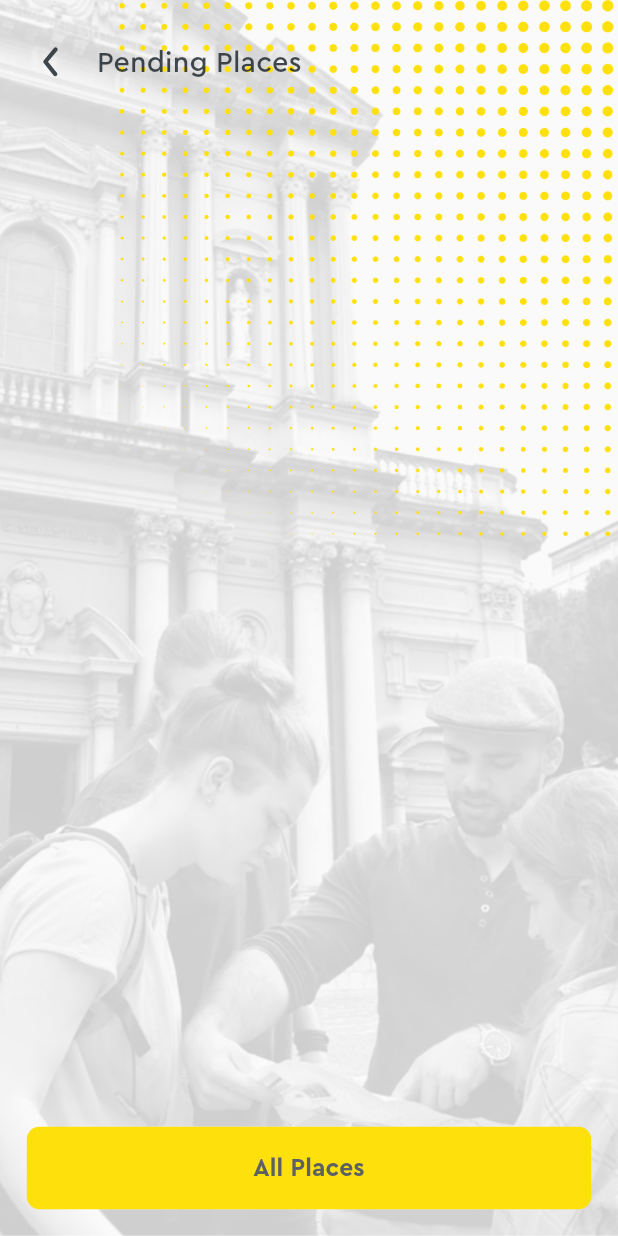
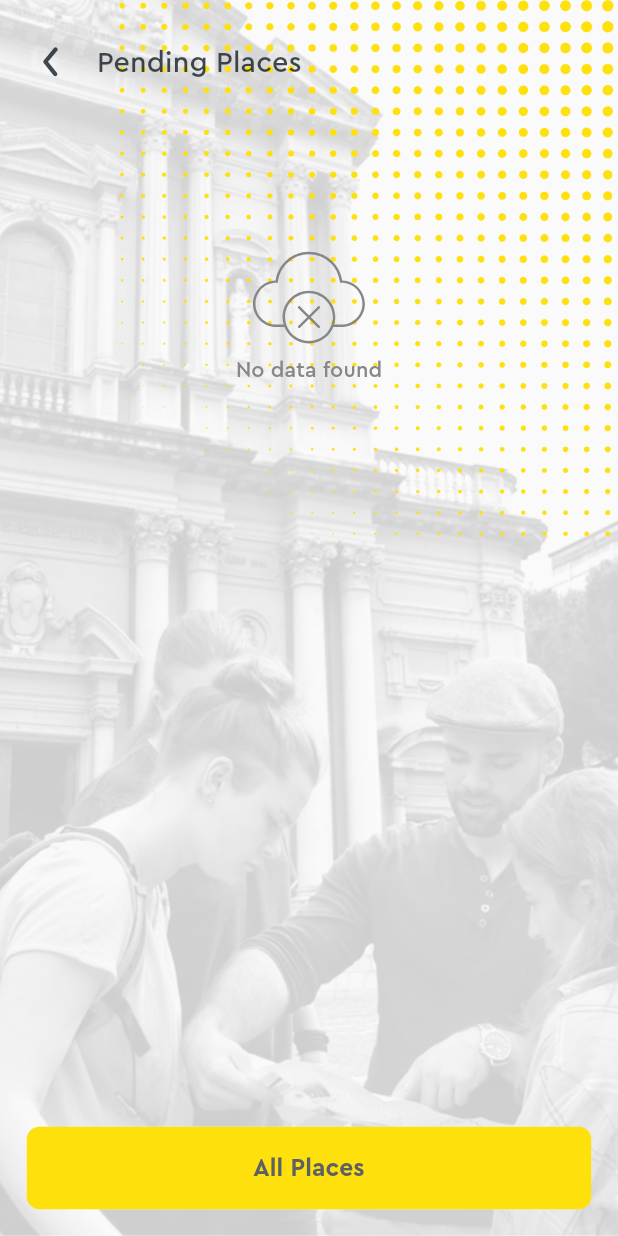
Before and after one commit to fahad-git102/AroundEU-Flutter, a Flutter app: the AdminHomeScreen screen opened by its route, after a tap on "Manage Places", on a phone screen of 412 x 824 dp. Run offline on Flutter 3.47's test engine with Material 3 defaults, Android fonts, the phone set to English and light mode, and no system bars; our stand-ins replace cached_network_image, country_code_picker, country_picker, dropdown_button2, easy_localization, firebase_auth and 13 more; missing offline and left inert: file_saver, flutter_pdfview, google_geocoding_api, syncfusion_flutter_pdfviewer; accounts and stored records are empty; network calls fail.

Commit message:
manage places completed

```diff
--- a/lib/app/routes.dart
+++ b/lib/app/routes.dart
@@ -1,5 +1,6 @@
 
 import 'package:groupchat/views/admin_screens/add_new_country_screen.dart';
+import 'package:groupchat/views/admin_screens/all_places_screen.dart';
 import 'package:groupchat/views/admin_screens/manage_business_list_screen.dart';
 import 'package:groupchat/views/admin_screens/manage_places_screen.dart';
 import 'package:groupchat/views/auth/forgot_password_screen.dart';
@@ -56,6 +57,7 @@ getRoutes(){
     AddNewCompanyScreen.route: (context) => AddNewCompanyScreen(),
     ManageBusinessListScreen.route: (context) => ManageBusinessListScreen(),
     AddNewCountryScreen.route: (context) => AddNewCountryScreen(),
-    ManagePlacesScreen.route: (context) => ManagePlacesScreen()
+    ManagePlacesScreen.route: (context) => ManagePlacesScreen(),
+    AllPlacesScreen.route: (context) => AllPlacesScreen()
   };
 }
--- /dev/null
+++ b/lib/component_library/image_widgets/no_data_widget.dart
@@ -0,0 +1,24 @@
+import 'package:easy_localization/easy_localization.dart';
+import 'package:flutter/cupertino.dart';
+import 'package:flutter_svg/flutter_svg.dart';
+import 'package:groupchat/component_library/text_widgets/small_light_text.dart';
+import 'package:groupchat/core/app_colors.dart';
+import 'package:groupchat/core/assets_names.dart';
+import 'package:sizer/sizer.dart';
+
+class NoDataWidget extends StatelessWidget{
+  @override
+  Widget build(BuildContext context) {
+    return Column(
+      crossAxisAlignment: CrossAxisAlignment.center,
+      children: [
+        SvgPicture.asset(Images.noDataIcon, height: 55.sp, width: 55.sp, color: AppColors.fadedTextColor,),
+        SmallLightText(
+          title: "No data found".tr(),
+          textColor: AppColors.fadedTextColor,
+        )
+      ],
+    );
+  }
+
+}
--- a/lib/core/app_colors.dart
+++ b/lib/core/app_colors.dart
@@ -20,4 +20,5 @@ class AppColors{
   static Color red = const Color(0xff880f0f);
   static Color mainColorDark = const Color(0xff695d09);
   static Color blue = const Color(0xff46599E);
+  static Color green = const Color(0xff517A00);
 }
--- a/lib/core/assets_names.dart
+++ b/lib/core/assets_names.dart
@@ -37,6 +37,7 @@ class Images{
 
   // constant icons
   static String backIcon = 'assets/constant_icons/back.svg';
+  static String noDataIcon = 'assets/constant_icons/no_data.svg';
   static String deleteIcon = 'assets/constant_icons/delete_icon.svg';
   static String noImagePlaceHolder = 'assets/constant_icons/no_image.jpg';
   static String successGreenIcon = 'assets/constant_icons/success_green.svg';
--- a/lib/repositories/business_list_repository.dart
+++ b/lib/repositories/business_list_repository.dart
@@ -27,7 +27,9 @@ class BusinessListRepository{
         .equalTo(false)
         .onValue
         .map((event) {
-      final data = Map<String, dynamic>.from(event.snapshot.value as Map);
+      final data = event.snapshot.value != null
+          ? Map<String, dynamic>.from(event.snapshot.value as Map)
+          : {};
       return data.map((key, value) => MapEntry(key, BusinessList.fromMap(Map<String, dynamic>.from(value))));
     });
   }
--- a/lib/repositories/categories_repository.dart
+++ b/lib/repositories/categories_repository.dart
@@ -24,7 +24,9 @@ class CategoriesRepository{
         .equalTo(myCountry)
         .onValue
         .map((event) {
-      final data = Map<String, dynamic>.from(event.snapshot.value as Map);
+      final data = event.snapshot.value != null
+          ? Map<String, dynamic>.from(event.snapshot.value as Map)
+          : {};
       return data.map((key, value) => MapEntry(key, CategoryModel.fromMap(Map<String, dynamic>.from(value))));
     });
   }
--- a/lib/repositories/companies_repository.dart
+++ b/lib/repositories/companies_repository.dart
@@ -64,7 +64,9 @@ class CompanyRepository {
   Stream<Map<String, CompanyModel>> getCompaniesStream() {
     final DatabaseReference dbRef = FirebaseDatabase.instance.ref();
     return dbRef.child(companies).onValue.map((event) {
-      final data = Map<String, dynamic>.from(event.snapshot.value as Map);
+      final data = event.snapshot.value != null
+          ? Map<String, dynamic>.from(event.snapshot.value as Map)
+          : {};
       return data.map((key, value) => MapEntry(
           key, CompanyModel.fromMap(Map<String, dynamic>.from(value))));
     });
@@ -78,7 +80,9 @@ class CompanyRepository {
         .equalTo(Auth().currentUser?.uid)
         .onValue
         .map((event) {
-      final data = Map<String, dynamic>.from(event.snapshot.value as Map);
+      final data = event.snapshot.value != null
+          ? Map<String, dynamic>.from(event.snapshot.value as Map)
+          : {};
       return data.map((key, value) => MapEntry(
           key, CompanyTimeScheduled.fromMap(Map<String, dynamic>.from(value))));
     });
--- a/lib/repositories/contacts_repository.dart
+++ b/lib/repositories/contacts_repository.dart
@@ -20,7 +20,9 @@ class ContactsRepository{
     return dbRef.child(emergency)
         .onValue
         .map((event) {
-      final data = Map<String, dynamic>.from(event.snapshot.value as Map);
+      final data = event.snapshot.value != null
+          ? Map<String, dynamic>.from(event.snapshot.value as Map)
+          : {};
       return data.map((key, value) => MapEntry(key, EmergencyContactModel.fromMap(Map<String, dynamic>.from(value))));
     });
   }
--- a/lib/repositories/news_repository.dart
+++ b/lib/repositories/news_repository.dart
@@ -23,7 +23,9 @@ class NewsRepository{
         .equalTo(myCountry)
         .onValue
         .map((event) {
-      final data = Map<String, dynamic>.from(event.snapshot.value as Map);
+      final data = event.snapshot.value != null
+          ? Map<String, dynamic>.from(event.snapshot.value as Map)
+          : {};
       return data.map((key, value) => MapEntry(key, NewsModel.fromMap(Map<String, dynamic>.from(value))));
     });
   }
--- a/lib/repositories/places_repository.dart
+++ b/lib/repositories/places_repository.dart
@@ -1,10 +1,6 @@
-import 'package:easy_localization/easy_localization.dart';
 import 'package:firebase_database/firebase_database.dart';
 import 'package:flutter/cupertino.dart';
-import 'package:flutter/foundation.dart';
-
 import '../core/static_keys.dart';
-import '../core/utilities_class.dart';
 import '../data/places_model.dart';
 import '../firebase/firebase_crud.dart';
 
@@ -60,7 +56,20 @@ class PlacesRepository{
         .equalTo(myCountry)
         .onValue
         .map((event) {
-      final data = Map<String, dynamic>.from(event.snapshot.value as Map);
+      final data = event.snapshot.value != null
+          ? Map<String, dynamic>.from(event.snapshot.value as Map)
+          : {};
+      return data.map((key, value) => MapEntry(key, EUPlace.fromMap(Map<String, dynamic>.from(value))));
+    });
+  }
+  Stream<Map<String, EUPlace>> getAllPlacesStream() {
+    final DatabaseReference dbRef = FirebaseDatabase.instance.ref();
+    return dbRef.child(places)
+        .onValue
+        .map((event) {
+      final data = event.snapshot.value != null
+          ? Map<String, dynamic>.from(event.snapshot.value as Map)
+          : {};
       return data.map((key, value) => MapEntry(key, EUPlace.fromMap(Map<String, dynamic>.from(value))));
     });
   }
@@ -72,7 +81,9 @@ class PlacesRepository{
         .equalTo('pending')
         .onValue
         .map((event) {
-      final data = Map<String, dynamic>.from(event.snapshot.value as Map);
+      final data = event.snapshot.value != null
+          ? Map<String, dynamic>.from(event.snapshot.value as Map)
+          : {};
       return data.map((key, value) => MapEntry(key, EUPlace.fromMap(Map<String, dynamic>.from(value))));
     });
   }
--- a/lib/repositories/users_repository.dart
+++ b/lib/repositories/users_repository.dart
@@ -89,7 +89,9 @@ class UsersRepository{
   Stream<AppUser> getUserStream(String uid) {
     var dfRef = FirebaseDatabase.instance.ref();
     return dfRef.child(users).child(uid).onValue.map((event) {
-      final data = Map<String, dynamic>.from(event.snapshot.value as Map);
+      final data = event.snapshot.value != null
+          ? Map<String, dynamic>.from(event.snapshot.value as Map)
+          : {};
       return AppUser.fromMap(data);
     });
   }
@@ -97,7 +99,9 @@ class UsersRepository{
   Stream<Map<String, CountryModel>> getCountriesStream() {
     final DatabaseReference dbRef = FirebaseDatabase.instance.ref();
     return dbRef.child(countries).onValue.map((event) {
-      final data = Map<String, dynamic>.from(event.snapshot.value as Map);
+      final data = event.snapshot.value != null
+          ? Map<String, dynamic>.from(event.snapshot.value as Map)
+          : {};
       return data.map((key, value) => MapEntry(key, CountryModel.fromMap(Map<String, dynamic>.from(value))));
     });
   }
--- a/lib/views/admin_screens/manage_places_screen.dart
+++ b/lib/views/admin_screens/manage_places_screen.dart
@@ -3,10 +3,13 @@ import 'package:flutter/cupertino.dart';
 import 'package:flutter/material.dart';
 import 'package:flutter_riverpod/flutter_riverpod.dart';
 import 'package:groupchat/component_library/buttons/button.dart';
+import 'package:groupchat/component_library/image_widgets/no_data_widget.dart';
+import 'package:groupchat/core/app_colors.dart';
 import 'package:groupchat/core/size_config.dart';
 import 'package:groupchat/core/static_keys.dart';
 import 'package:groupchat/providers/app_user_provider.dart';
 import 'package:groupchat/providers/places_provider.dart';
+import 'package:groupchat/views/admin_screens/all_places_screen.dart';
 import 'package:sizer/sizer.dart';
 
 import '../../component_library/app_bars/custom_app_bar.dart';
@@ -16,17 +19,17 @@ import '../places_screens/places_detail_screen.dart';
 
 class ManagePlacesScreen extends StatefulWidget {
   static const route = 'ManagePlacesScreen';
+
   @override
   State<StatefulWidget> createState() => _ManagePlacesScreenState();
 }
 
-class _ManagePlacesScreenState extends State<ManagePlacesScreen>{
+class _ManagePlacesScreenState extends State<ManagePlacesScreen> {
   @override
   Widget build(BuildContext context) {
     SizeConfig().init(context);
     return Scaffold(
-      body: SafeArea(
-          child: Consumer(builder: (ctx, ref, child){
+      body: SafeArea(child: Consumer(builder: (ctx, ref, child) {
         var placesPro = ref.watch(placesProvider);
         var appUserPro = ref.watch(appUserProvider);
         placesPro.listenToPendingPlaces();
@@ -46,44 +49,67 @@ class _ManagePlacesScreenState extends State<ManagePlacesScreen>{
               CustomAppBar(
                 title: 'Pending Places'.tr(),
               ),
-                  SizedBox(height: 10.sp,),
-                  Expanded(child: ListView.builder(
-                    itemCount: placesPro.pendingPlacesList?.length??0,
+              SizedBox(
+                height: 10.sp,
+              ),
+              Expanded(
+                  child: placesPro.pendingPlacesList?.isEmpty == true
+                      ? Center(
+                        child: Padding(
+                          padding: EdgeInsets.only(top: 50.sp),
+                            child: NoDataWidget()),
+                      )
+                      : ListView.builder(
+                          itemCount: placesPro.pendingPlacesList?.length ?? 0,
                           shrinkWrap: true,
                           padding: EdgeInsets.symmetric(horizontal: 13.sp),
                           physics: const BouncingScrollPhysics(),
-                      itemBuilder: (BuildContext context, int index){
+                          itemBuilder: (BuildContext context, int index) {
                             return Padding(
-                            padding: EdgeInsets.symmetric(horizontal: 3.0.sp),
+                                padding:
+                                    EdgeInsets.symmetric(horizontal: 3.0.sp),
                                 child: InkWell(
-                              onTap: (){
-                                Navigator.pushNamed(context, PlacesDetailScreen.route, arguments: {
-                                  'place' : placesPro.pendingPlacesList?[index].toMap()
+                                  onTap: () {
+                                    Navigator.pushNamed(
+                                        context, PlacesDetailScreen.route,
+                                        arguments: {
+                                          'place': placesPro
+                                              .pendingPlacesList?[index]
+                                              .toMap()
                                         });
                                   },
                                   child: PlacesWidget(
-                                imageUrl: placesPro.pendingPlacesList?[index].imageUrl,
-                                createdBy: placesPro.pendingPlacesList?[index].creatorName,
-                                category: placesPro.pendingPlacesList?[index].category,
-                                description: placesPro.pendingPlacesList?[index].description,
-                                country: placesPro.pendingPlacesList?[index].country,
+                                    imageUrl: placesPro
+                                        .pendingPlacesList?[index].imageUrl,
+                                    createdBy: placesPro
+                                        .pendingPlacesList?[index].creatorName,
+                                    category: placesPro
+                                        .pendingPlacesList?[index].category,
+                                    description: placesPro
+                                        .pendingPlacesList?[index].description,
+                                    country: placesPro
+                                        .pendingPlacesList?[index].country,
                                   ),
                                 ));
-                      }
-                  )),
-                  SizedBox(height: 4.sp,),
+                          })),
+              SizedBox(
+                height: 4.sp,
+              ),
               Padding(
                 padding: EdgeInsets.symmetric(horizontal: 13.sp),
-                    child: Button(text: 'All Places'.tr(), tapAction: (){
-
+                child: Button(
+                    text: 'All Places'.tr(),
+                    tapAction: () {
+                      Navigator.pushNamed(context, AllPlacesScreen.route);
                     }),
               ),
-                  SizedBox(height: 13.sp,)
+              SizedBox(
+                height: 13.sp,
+              )
             ],
           ),
         );
       })),
     );
   }
-
 }
```
Also changed, not shown: lib/component_library/places_widgets/places_item.dart (+23 -10 lines), lib/providers/places_provider.dart (+28 -0 lines), lib/views/admin_screens/all_places_screen.dart (added, +76 -0 lines), assets/constant_icons/no_data.svg (added). Lines whose indentation alone changed are shown as unchanged.
